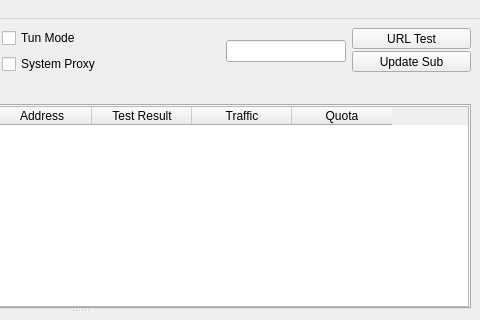
Ogstra/proxor, file src/ui/mainwindow.ui: the form before one commit; both pictures show x 320 to 800 and y 0 to 320 of the 800 by 600 pixel window.
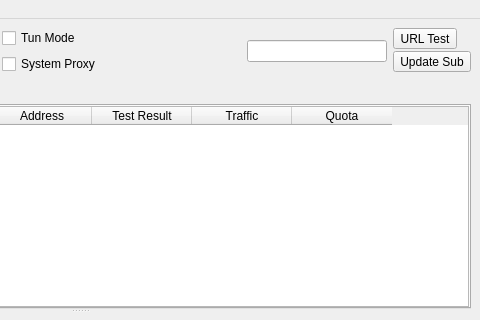
The form after the commit. Icons and pictures are not drawn. Custom widgets are drawn as their Qt base class.

Commit message: fix(ui): remove Expanding policy from URL Test and Update Sub buttons

```diff
--- a/src/ui/mainwindow.ui
+++ b/src/ui/mainwindow.ui
@@ -186,12 +186,6 @@
         </property>
         <item>
          <widget class="QToolButton" name="toolButton_url_test">
-          <property name="sizePolicy">
-           <sizepolicy hsizetype="Expanding" vsizetype="Fixed">
-            <horstretch>0</horstretch>
-            <verstretch>0</verstretch>
-           </sizepolicy>
-          </property>
           <property name="text">
            <string>URL Test</string>
           </property>
@@ -205,12 +199,6 @@
         </item>
         <item>
          <widget class="QToolButton" name="toolButton_update_subscription">
-          <property name="sizePolicy">
-           <sizepolicy hsizetype="Expanding" vsizetype="Fixed">
-            <horstretch>0</horstretch>
-            <verstretch>0</verstretch>
-           </sizepolicy>
-          </property>
           <property name="text">
            <string>Update Sub</string>
           </property>
```
